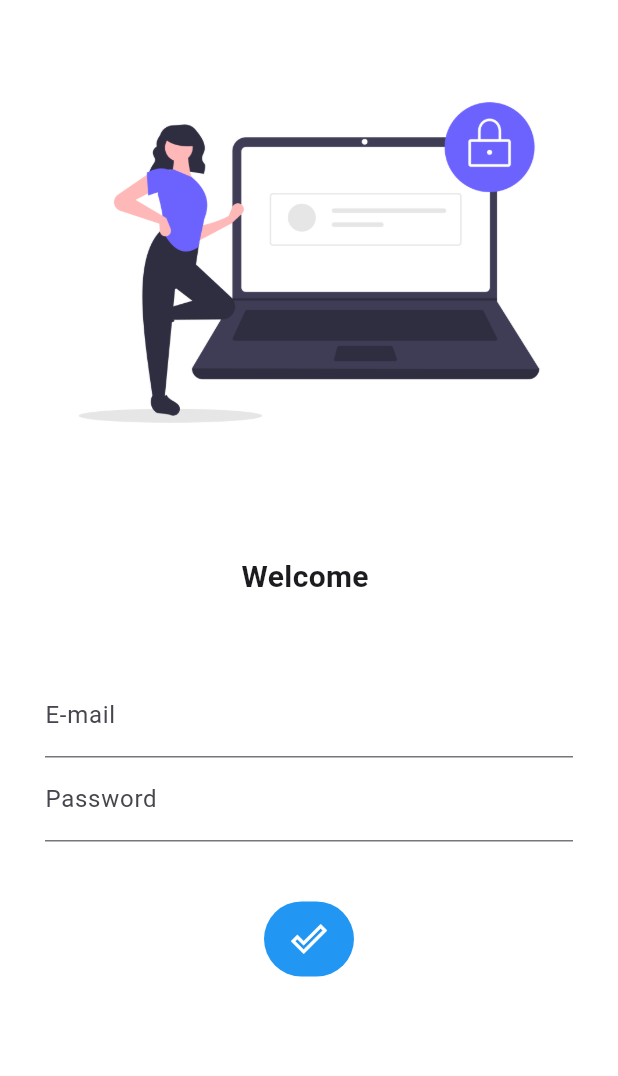
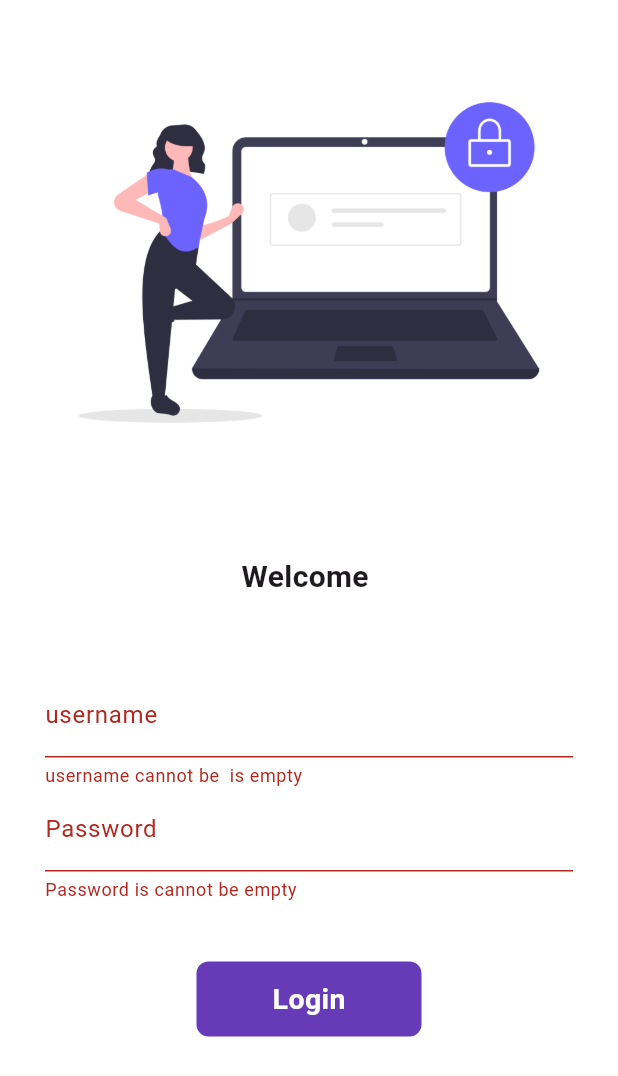
Before and after one commit to codeWithPrakash141/Practice, a Flutter app: the screen it shows after launch, after a tap on "Login", on a phone screen of 412 x 824 dp. Shown: the top 1076 px of the screen. Run offline on Flutter 3.47's test engine with Material 3 defaults, Android fonts, the phone set to English and light mode, and no system bars.

Commit message:
edit login page

```diff
--- a/lib/main.dart
+++ b/lib/main.dart
@@ -18,7 +18,7 @@ class MyApp extends StatelessWidget {
       theme: ThemeData(
         appBarTheme: AppBarTheme(
           backgroundColor: Colors.blue,
-        )
+        ),
       ),
 // dark theme
       darkTheme: ThemeData(
--- a/lib/pages/login_pages.dart
+++ b/lib/pages/login_pages.dart
@@ -11,11 +11,26 @@ class LoginPage extends StatefulWidget {
 class _LoginPageState extends State<LoginPage> {
   String name = "";
   bool changeButton = false;
+  final _formKey = GlobalKey<FormState>();
+
+  moveToHome(BuildContext context) async {
+    if (_formKey.currentState?.validate() ?? false) {
+      setState(() {
+        changeButton = true;
+      });
+      await Future.delayed(Duration(seconds: 2));
+      Navigator.pushNamedAndRemoveUntil(
+          context, MyRoutes.homeRoute, (route) => false);
+    }
+  }
+
   @override
   Widget build(BuildContext context) {
     return Scaffold(
       body: Container(
         child: SingleChildScrollView(
+          child: Form(
+            key: _formKey,
             child: Column(
               children: <Widget>[
                 Container(
@@ -44,12 +59,19 @@ class _LoginPageState extends State<LoginPage> {
                     children: <Widget>[
                       TextFormField(
                         decoration: const InputDecoration(
-                        hintText: "Enter Your E-mail Id",
-                        labelText: "E-mail",
+                          hintText: "Enter user name ",
+                          labelText: "username",
                         ),
                         onChanged: (value) {
                           name = value;
                           setState(() {});
+                        },
+                        validator: (value) {
+                          if (value?.isEmpty ?? true) {
+                            return "username cannot be  is empty";
+                          } else {
+                            return null;
+                          }
                         },
                       ),
                       TextFormField(
@@ -58,19 +80,25 @@ class _LoginPageState extends State<LoginPage> {
                           hintText: "Enter Your Password",
                           labelText: "Password",
                         ),
+                        validator: (value) {
+                          if (value?.isEmpty ?? true) {
+                            return "Password is cannot be empty";
+                          } else if ((value?.length ?? 0) < 6) {
+                            return "Please enter password at leat 6 digit and char.";
+                          } else {
+                            return null;
+                          }
+                        },
                       ),
                       const SizedBox(
                         height: 40,
                       ),
-                    InkWell(
-                      onTap: () async {
-                        setState(() {
-                          changeButton = true;
-                        });
-                        await Future.delayed(Duration(seconds: 2));
-                        Navigator.pushNamedAndRemoveUntil(
-                            context, MyRoutes.homeRoute, (route) => false);
-                      },
+                      Material(
+                        color: Colors.deepPurple,
+                        borderRadius:
+                            BorderRadius.circular(changeButton ? 50 : 8),
+                        child: InkWell(
+                          onTap: () => moveToHome(context),
                           child: AnimatedContainer(
                             duration: Duration(seconds: 1),
                             height: 50,
@@ -88,10 +116,6 @@ class _LoginPageState extends State<LoginPage> {
                                         fontSize: 19,
                                         color: Colors.white),
                                   ),
-                        decoration: BoxDecoration(
-                          color: Colors.blue,
-                          borderRadius:
-                              BorderRadius.circular(changeButton ? 50 : 8),
                           ),
                         ),
                       )
@@ -102,6 +126,7 @@ class _LoginPageState extends State<LoginPage> {
             ),
           ),
         ),
+      ),
       backgroundColor: Colors.white,
     );
   }
```
Lines whose indentation alone changed are shown as unchanged.
